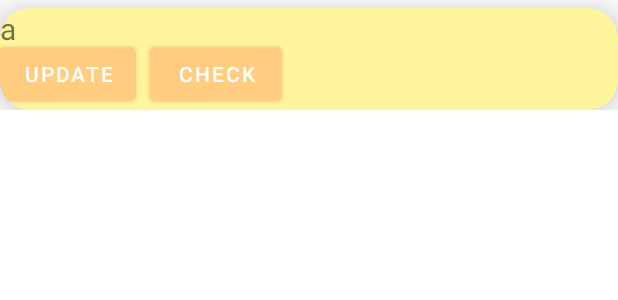
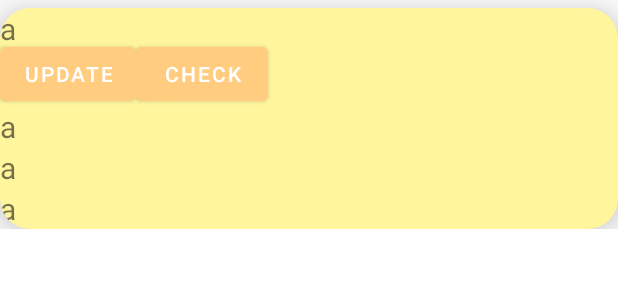
Before and after one commit to ece1778-2021/UHealth, an Android app: the layout appointment_unit.xml on its own in the app's theme, with its tools: preview values and no code run, on a phone screen of 412 x 824 dp. Shown: the top 300 px of the screen. Run offline under Robolectric (Android 15) with nearby library versions, the phone set to English and light mode, and no system bars.

Commit message:
appointment view improved

```diff
--- a/Uhealth/app/src/main/res/layout/appointment_unit.xml
+++ b/Uhealth/app/src/main/res/layout/appointment_unit.xml
@@ -23,14 +23,21 @@
         android:layout_marginTop="0dp"
         android:textSize="20sp"
         android:layout_alignParentStart="true"/>
+
+        <LinearLayout
+            android:id="@+id/appointment_button_group"
+            android:layout_width="match_parent"
+            android:layout_height="wrap_content"
+            android:layout_below="@+id/appointment_detail_group"
+            android:orientation="horizontal">
     <Button
         android:id="@+id/btnAppointmentUpdater"
         android:layout_width="wrap_content"
         android:layout_height="wrap_content"
+        android:layout_marginTop="20dp"
+        android:layout_below="@+id/appointmnet_text_unit"
 
-        android:layout_centerHorizontal="true"
-        android:layout_marginTop="20dp"
-        android:layout_toLeftOf ="@+id/appointmnet_text_unit"
+
         android:text="UPDATE"
         />
     <Button
@@ -38,14 +45,44 @@
         android:layout_below="@+id/appointmnet_text_unit"
         android:layout_width="wrap_content"
         android:layout_height="wrap_content"
+        android:layout_marginTop="20dp"
+        android:layout_alignParentBottom="true"
 
-        android:layout_centerHorizontal="true"
-        android:layout_marginTop="20dp"
-        android:layout_marginLeft="100dp"
+
         android:layout_toRightOf ="@+id/btnAppointmentUpdater"
 
         android:text="CHECK"
         />
+        </LinearLayout>
+        <LinearLayout
+            android:id="@+id/appointment_detail_group"
+            android:layout_width="match_parent"
+            android:layout_height="wrap_content"
+            android:layout_marginTop="65dp"
+            android:layout_below = "@+id/btnAppointmentUpdater"
+            android:orientation="vertical">
+            <TextView
+                android:id="@+id/physicianview"
+                android:layout_width="match_parent"
+                android:layout_height="wrap_content"
+                android:text="@string/default_str"
+                android:layout_marginTop="0dp"
+                android:textSize="20sp"/>
+            <TextView
+                android:id="@+id/locationview"
+                android:layout_width="match_parent"
+                android:layout_height="wrap_content"
+                android:text="@string/default_str"
+                android:layout_marginTop="0dp"
+                android:textSize="20sp"/>
+            <TextView
+                android:id="@+id/dateview"
+                android:layout_width="match_parent"
+                android:layout_height="wrap_content"
+                android:text="@string/default_str"
+                android:layout_marginTop="0dp"
+                android:textSize="20sp"/>
+        </LinearLayout>
     </androidx.cardview.widget.CardView>
 
     <!-- android:layout_above=-->
```
Also changed, not shown: Uhealth/app/src/main/java/com/example/uhealth/AppointmentAdapter.java (+30 -3 lines).
